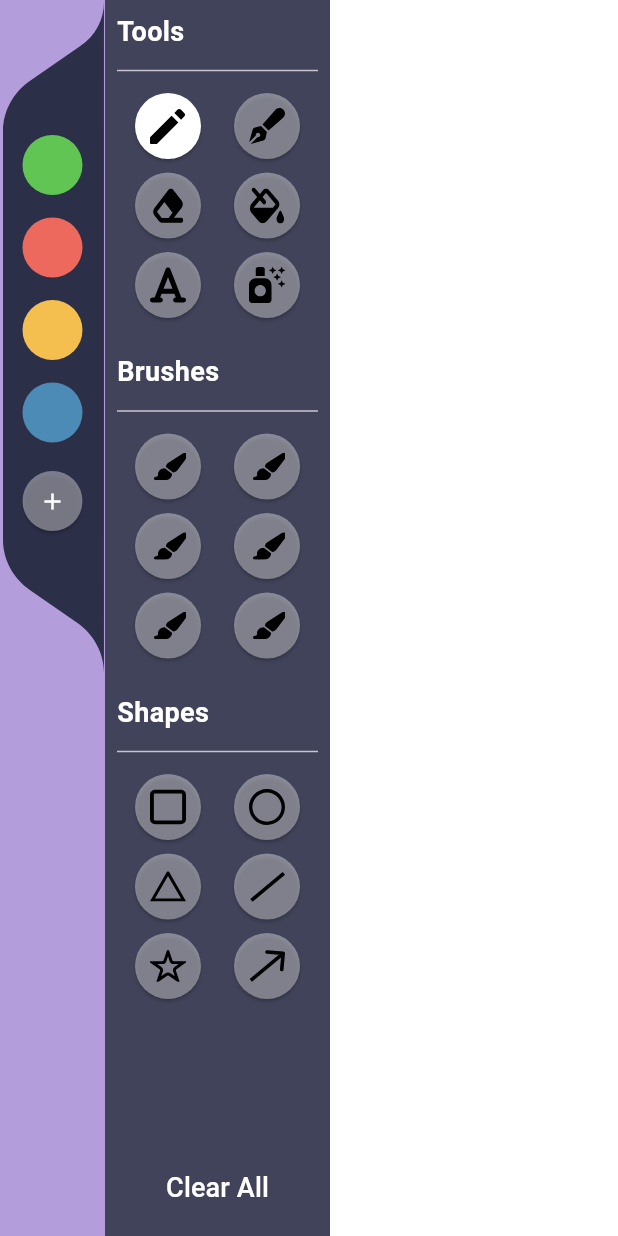
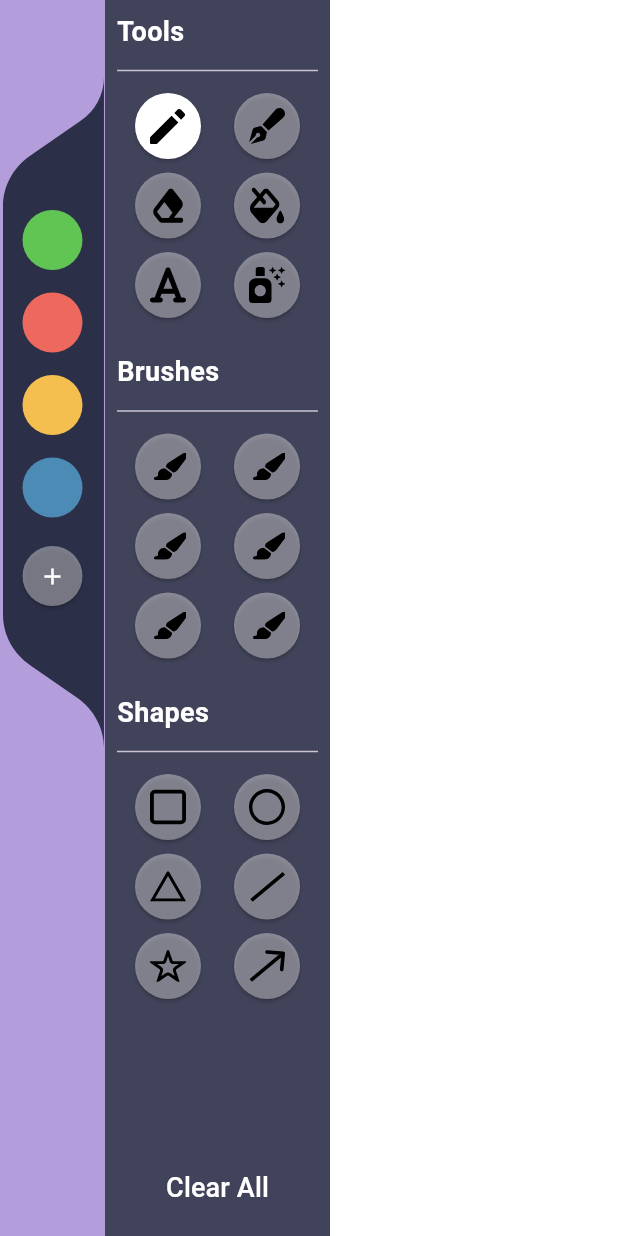
Before and after one commit to ParimSsme/painting_web, a Flutter app: the screen it shows after launch, on a phone screen of 412 x 824 dp. Run offline on Flutter 3.47's test engine with Material 3 defaults, Android fonts, the phone set to English and light mode, and no system bars; our stand-ins replace flutter_svg, get.

Commit message:
refactor codes

```diff
--- a/lib/presentation/screens/drawing_screen.dart
+++ b/lib/presentation/screens/drawing_screen.dart
@@ -53,6 +53,7 @@ class DrawingScreen extends StatelessWidget {
       Container(
         decoration:
         BoxDecoration(color: Colors.deepPurple.shade200),
+        padding: const EdgeInsets.only(top: 50.0),
         alignment: Alignment.topLeft,
         child: SizedBox(
           width: 70,
```
